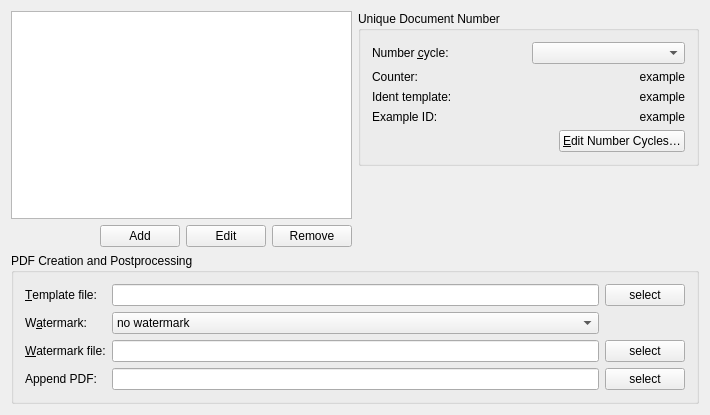
Qt form src/doctypeeditbase.ui (dragotin/kraft) before a commit.
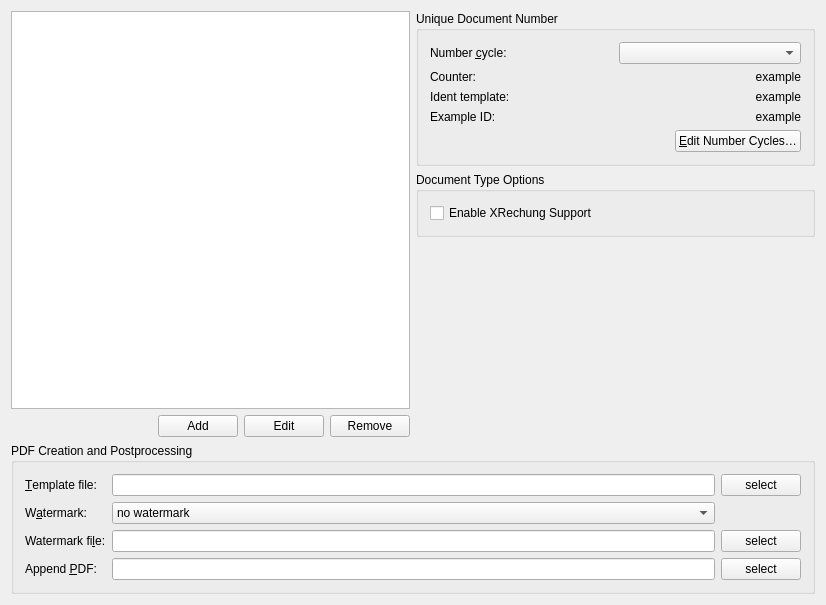
The same form after that commit.

Commit message:
Add checkbox in doc type settings to enable XRechnung processing.
Until now, XRechnung was only enabled if the doc type was explicitly
called Rechnung.
Fixes #235

Patch:
```diff
--- a/src/doctypeeditbase.ui
+++ b/src/doctypeeditbase.ui
@@ -6,12 +6,14 @@
    <rect>
     <x>0</x>
     <y>0</y>
-    <width>710</width>
-    <height>415</height>
+    <width>826</width>
+    <height>605</height>
    </rect>
   </property>
   <layout class="QGridLayout" name="gridLayout_2">
-   <item row="0" column="0" rowspan="2">
+   <item row="0" column="0">
+    <layout class="QHBoxLayout" name="horizontalLayout">
+     <item>
     <layout class="QVBoxLayout">
      <property name="leftMargin">
       <number>0</number>
@@ -80,7 +82,9 @@
      </item>
     </layout>
    </item>
-   <item row="0" column="1">
+     <item>
+      <layout class="QVBoxLayout" name="verticalLayout">
+       <item>
     <widget class="QGroupBox" name="groupBox2">
      <property name="title">
       <string>Unique Document Number</string>
@@ -209,7 +213,23 @@
      </layout>
     </widget>
    </item>
-   <item row="1" column="1">
+       <item>
+        <widget class="QGroupBox" name="groupBox2_3">
+         <property name="title">
+          <string>Document Type Options</string>
+         </property>
+         <layout class="QGridLayout" name="_2">
+          <item row="0" column="0">
+           <widget class="QCheckBox" name="mCbXRechnung">
+            <property name="text">
+             <string>Enable XRechung Support </string>
+            </property>
+           </widget>
+          </item>
+         </layout>
+        </widget>
+       </item>
+       <item>
     <spacer name="spacer3">
      <property name="orientation">
       <enum>Qt::Vertical</enum>
@@ -219,13 +239,17 @@
      </property>
      <property name="sizeHint" stdset="0">
       <size>
-       <width>20</width>
-       <height>54</height>
+           <width>17</width>
+           <height>51</height>
       </size>
      </property>
     </spacer>
    </item>
-   <item row="2" column="0" colspan="2">
+      </layout>
+     </item>
+    </layout>
+   </item>
+   <item row="1" column="0">
     <widget class="QGroupBox" name="groupBox2_2">
      <property name="title">
       <string>PDF Creation and Postprocessing</string>
@@ -305,7 +329,7 @@
       <item row="2" column="0">
        <widget class="QLabel" name="textLabel1_3">
         <property name="text">
-         <string>&amp;Watermark file:</string>
+         <string>Watermark fi&amp;le:</string>
         </property>
         <property name="wordWrap">
          <bool>false</bool>
@@ -340,7 +364,7 @@
       <item row="3" column="0">
        <widget class="QLabel" name="textLabel1_4">
         <property name="text">
-         <string>Append PDF:</string>
+         <string>Append &amp;PDF:</string>
         </property>
         <property name="wordWrap">
          <bool>false</bool>
```
Lines whose indentation alone changed are shown as unchanged. The commit also changes 10 other files.
